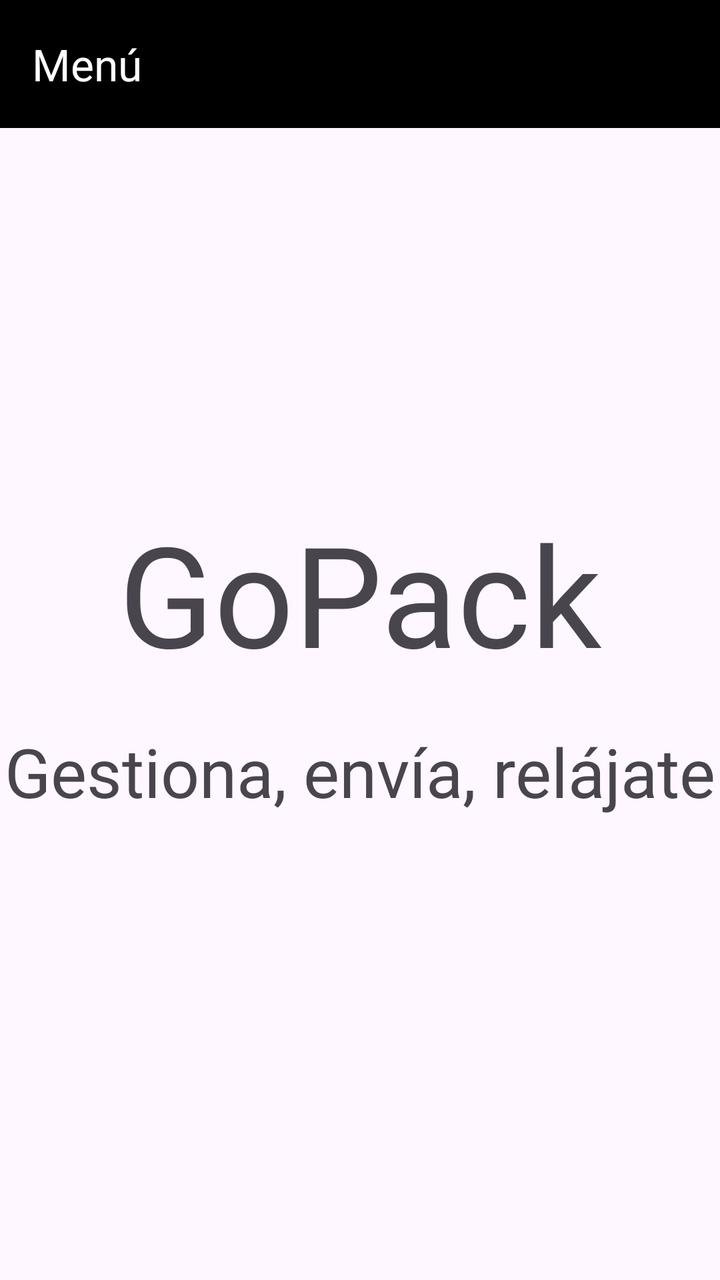
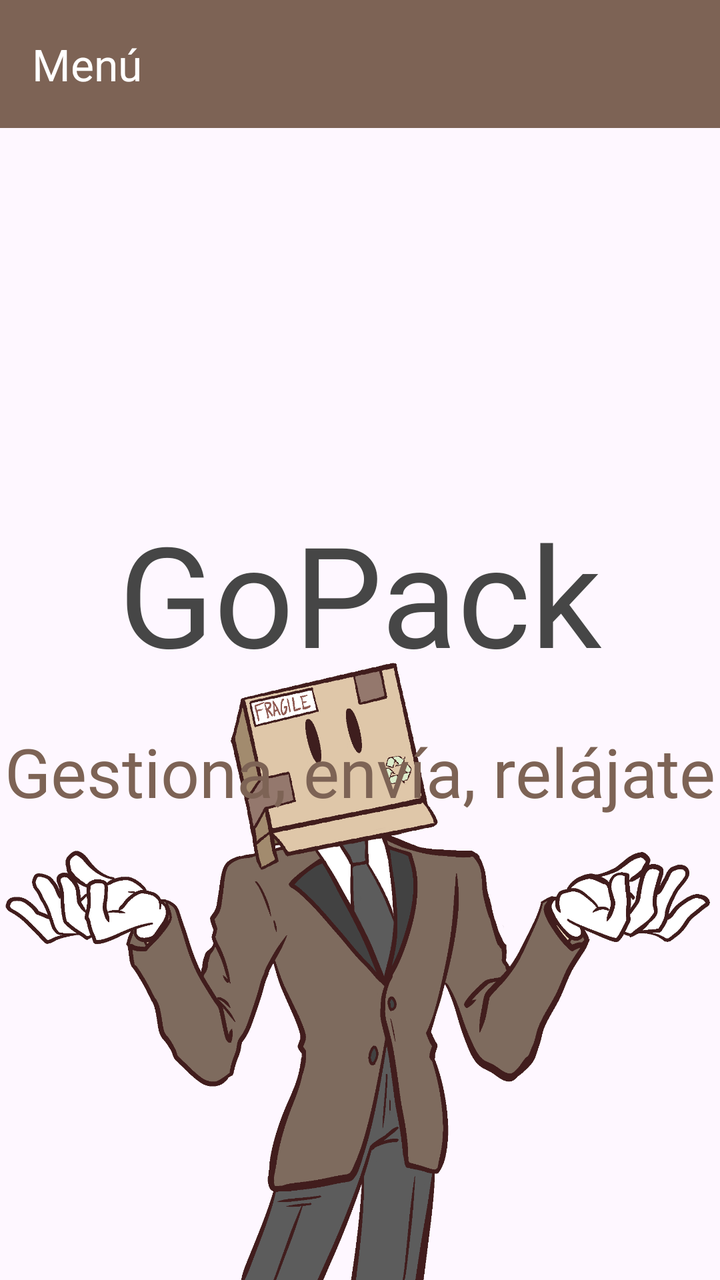

Compare the two renders of this Android layout. The source of the first and the diff that turns it into the second are given below.
<!-- AndroidManifest.xml: application theme Theme.GestionEnvios -->
<!-- res/layout/activity_main.xml -->
<?xml version="1.0" encoding="utf-8"?>
<androidx.constraintlayout.widget.ConstraintLayout xmlns:android="http://schemas.android.com/apk/res/android"
    xmlns:app="http://schemas.android.com/apk/res-auto"
    xmlns:tools="http://schemas.android.com/tools"
    android:id="@+id/main"
    android:layout_width="match_parent"
    android:layout_height="match_parent"
    tools:context=".MainActivity">

    <androidx.appcompat.widget.Toolbar
        android:id="@+id/toolbar"
        android:layout_width="match_parent"
        android:layout_height="?attr/actionBarSize"
        android:background="@color/black"
        app:layout_constraintEnd_toEndOf="parent"
        app:layout_constraintStart_toStartOf="parent"
        app:layout_constraintTop_toTopOf="parent"
        app:title="Menú"
        app:titleTextColor="@android:color/white" />

    <FrameLayout
        android:id="@+id/animation_container"
        android:layout_width="match_parent"
        android:layout_height="0dp"

        app:layout_constraintTop_toBottomOf="@id/toolbar"
        app:layout_constraintBottom_toBottomOf="parent">

    </FrameLayout>

    <TextView
        android:id="@+id/textView2"
        android:layout_width="wrap_content"
        android:layout_height="wrap_content"
        android:fontFamily="@font/titulo1"
        android:text="GoPack"
        android:textSize="70sp"
        android:layout_marginTop="250dp"
        app:layout_constraintEnd_toEndOf="parent"
        app:layout_constraintStart_toStartOf="parent"
        app:layout_constraintTop_toTopOf="parent" />

    <TextView
        android:id="@+id/textView"
        android:layout_width="wrap_content"
        android:layout_height="wrap_content"
        android:text="Gestiona, envía, relájate"
        android:textSize="34sp"
        android:fontFamily="@font/titulo2"
        android:layout_marginTop="20dp"
        app:layout_constraintEnd_toEndOf="parent"
        app:layout_constraintStart_toStartOf="parent"
        app:layout_constraintTop_toBottomOf="@+id/textView2" />

</androidx.constraintlayout.widget.ConstraintLayout>
<!-- resources referenced by this layout -->
<resources>
  <color name="black">#FF000000</color>
  <style name="Theme.GestionEnvios" parent="Base.Theme.GestionEnvios" />
  <style name="Base.Theme.GestionEnvios" parent="Theme.Material3.DayNight.NoActionBar">
          
          
      </style>
</resources>

<!-- the commit's change to res/layout/activity_main.xml (unified diff, before → after) -->
@@ -7,26 +7,24 @@
     android:layout_height="match_parent"
     tools:context=".MainActivity">
 
-    <androidx.appcompat.widget.Toolbar
-        android:id="@+id/toolbar"
-        android:layout_width="match_parent"
-        android:layout_height="?attr/actionBarSize"
-        android:background="@color/black"
-        app:layout_constraintEnd_toEndOf="parent"
-        app:layout_constraintStart_toStartOf="parent"
-        app:layout_constraintTop_toTopOf="parent"
-        app:title="Menú"
-        app:titleTextColor="@android:color/white" />
 
     <FrameLayout
         android:id="@+id/animation_container"
         android:layout_width="match_parent"
-        android:layout_height="0dp"
+        android:layout_height="match_parent"
+        app:layout_constraintTop_toTopOf="parent"
+        app:layout_constraintBottom_toBottomOf="parent">
+    </FrameLayout>
 
-        app:layout_constraintTop_toBottomOf="@id/toolbar"
-        app:layout_constraintBottom_toBottomOf="parent">
-
-    </FrameLayout>
+    <ImageView
+        android:id="@+id/personaje"
+        android:layout_width="wrap_content"
+        android:layout_height="wrap_content"
+        android:adjustViewBounds="true"
+        android:src="@drawable/portadapersonaje"
+        app:layout_constraintBottom_toBottomOf="parent"
+        app:layout_constraintEnd_toEndOf="parent"
+        app:layout_constraintStart_toStartOf="parent"/>
 
     <TextView
         android:id="@+id/textView2"
@@ -35,10 +33,12 @@
         android:fontFamily="@font/titulo1"
         android:text="GoPack"
         android:textSize="70sp"
+        android:textColor="@color/grisOscuro"
         android:layout_marginTop="250dp"
         app:layout_constraintEnd_toEndOf="parent"
         app:layout_constraintStart_toStartOf="parent"
         app:layout_constraintTop_toTopOf="parent" />
+
 
     <TextView
         android:id="@+id/textView"
@@ -46,10 +46,24 @@
         android:layout_height="wrap_content"
         android:text="Gestiona, envía, relájate"
         android:textSize="34sp"
+        android:textColor="@color/marron"
         android:fontFamily="@font/titulo2"
         android:layout_marginTop="20dp"
         app:layout_constraintEnd_toEndOf="parent"
         app:layout_constraintStart_toStartOf="parent"
         app:layout_constraintTop_toBottomOf="@+id/textView2" />
 
+
+
+    <androidx.appcompat.widget.Toolbar
+        android:id="@+id/toolbar"
+        android:layout_width="match_parent"
+        android:layout_height="?attr/actionBarSize"
+        android:background="@color/marron"
+        app:layout_constraintEnd_toEndOf="parent"
+        app:layout_constraintStart_toStartOf="parent"
+        app:layout_constraintTop_toTopOf="parent"
+        app:title="Menú"
+        app:titleTextColor="@android:color/white" />
+
 </androidx.constraintlayout.widget.ConstraintLayout>
<!-- resource entries referenced after the edit -->
@@ -1,6 +1,8 @@
 <!-- resources referenced by this layout -->
 <resources>
-  <color name="black">#FF000000</color>
+  <color name="grisOscuro">#464646</color>
+  <color name="marron">#7d6355</color>
+  <!-- drawable portadapersonaje: png bitmap (drawable, 211272 bytes) -->
   <style name="Theme.GestionEnvios" parent="Base.Theme.GestionEnvios" />
   <style name="Base.Theme.GestionEnvios" parent="Theme.Material3.DayNight.NoActionBar">
           
